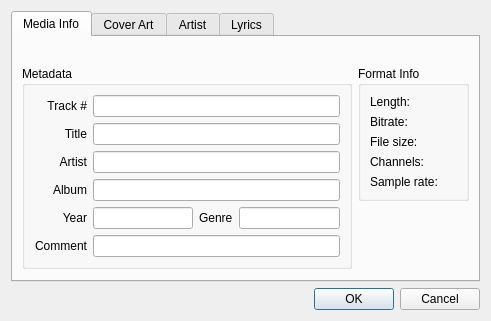
The window that libs/mediainfowindow/MediaInfoWindow.ui (tkrotoff/QuarkPlayer) describes before a commit, drawn with Qt 5.
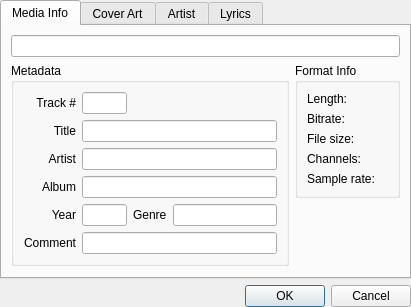
The same window after the commit.

```diff
--- a/libs/mediainfowindow/MediaInfoWindow.ui
+++ b/libs/mediainfowindow/MediaInfoWindow.ui
@@ -5,14 +5,17 @@
    <rect>
     <x>0</x>
     <y>0</y>
-    <width>491</width>
-    <height>315</height>
+    <width>411</width>
+    <height>301</height>
    </rect>
   </property>
   <property name="windowTitle" >
    <string>Media Info</string>
   </property>
   <layout class="QGridLayout" name="gridLayout_11" >
+   <property name="margin" >
+    <number>0</number>
+   </property>
    <item row="1" column="0" >
     <widget class="QTabWidget" name="tabWidget" >
      <property name="currentIndex" >
@@ -23,18 +26,18 @@
        <rect>
         <x>0</x>
         <y>0</y>
-        <width>469</width>
-        <height>241</height>
+        <width>407</width>
+        <height>245</height>
        </rect>
       </property>
       <attribute name="title" >
        <string>Media Info</string>
       </attribute>
-      <layout class="QGridLayout" name="gridLayout_5" >
+      <layout class="QGridLayout" name="gridLayout_4" >
        <item row="0" column="0" colspan="2" >
-        <widget class="QLabel" name="filenameLabel" >
-         <property name="textInteractionFlags" >
-          <set>Qt::LinksAccessibleByMouse|Qt::TextSelectableByKeyboard|Qt::TextSelectableByMouse</set>
+        <widget class="QLineEdit" name="filenameLineEdit" >
+         <property name="readOnly" >
+          <bool>true</bool>
          </property>
         </widget>
        </item>
@@ -43,9 +46,7 @@
          <property name="title" >
           <string>Metadata</string>
          </property>
-         <layout class="QGridLayout" name="gridLayout" >
-          <item row="0" column="0" >
-           <layout class="QGridLayout" name="gridLayout_4" >
+         <layout class="QGridLayout" name="gridLayout_3" >
             <item row="0" column="0" >
              <layout class="QGridLayout" name="gridLayout_2" >
               <item row="0" column="0" >
@@ -111,9 +112,16 @@
              </layout>
             </item>
             <item row="0" column="1" >
-             <layout class="QGridLayout" name="gridLayout_3" >
-              <item row="0" column="0" colspan="3" >
-               <widget class="QLineEdit" name="trackLineEdit" />
+           <layout class="QGridLayout" name="gridLayout" >
+            <item row="0" column="0" >
+             <widget class="QLineEdit" name="trackLineEdit" >
+              <property name="maximumSize" >
+               <size>
+                <width>50</width>
+                <height>16777215</height>
+               </size>
+              </property>
+             </widget>
               </item>
               <item row="1" column="0" colspan="3" >
                <widget class="QLineEdit" name="titleLineEdit" />
@@ -125,7 +133,14 @@
                <widget class="QLineEdit" name="albumLineEdit" />
               </item>
               <item row="4" column="0" >
-               <widget class="QLineEdit" name="yearLineEdit" />
+             <widget class="QLineEdit" name="yearLineEdit" >
+              <property name="maximumSize" >
+               <size>
+                <width>50</width>
+                <height>16777215</height>
+               </size>
+              </property>
+             </widget>
               </item>
               <item row="4" column="1" >
                <widget class="QLabel" name="genreLabel" >
@@ -143,8 +158,6 @@
              </layout>
             </item>
            </layout>
-          </item>
-         </layout>
         </widget>
        </item>
        <item row="1" column="1" >
@@ -152,76 +165,96 @@
          <property name="title" >
           <string>Format Info</string>
          </property>
-         <layout class="QGridLayout" name="gridLayout_6" >
+         <layout class="QGridLayout" name="gridLayout_5" >
           <item row="0" column="0" >
-           <widget class="QLabel" name="lengthLabel" >
+           <layout class="QHBoxLayout" name="horizontalLayout_3" >
+            <item>
+             <widget class="QLabel" name="lengthLabel2" >
             <property name="text" >
              <string>Length:</string>
             </property>
            </widget>
           </item>
-          <item row="0" column="1" colspan="2" >
-           <widget class="QLabel" name="lengthLabel_2" >
+            <item>
+             <widget class="QLabel" name="lengthLabel" >
             <property name="text" >
              <string/>
             </property>
            </widget>
           </item>
+           </layout>
+          </item>
           <item row="1" column="0" >
-           <widget class="QLabel" name="bitrateLabel" >
+           <layout class="QHBoxLayout" name="horizontalLayout_2" >
+            <item>
+             <widget class="QLabel" name="bitrateLabel2" >
             <property name="text" >
              <string>Bitrate:</string>
             </property>
            </widget>
           </item>
-          <item row="1" column="1" colspan="2" >
-           <widget class="QLabel" name="bitrateLabel_2" >
+            <item>
+             <widget class="QLabel" name="bitrateLabel" >
             <property name="text" >
              <string/>
             </property>
            </widget>
           </item>
+           </layout>
+          </item>
           <item row="2" column="0" >
-           <widget class="QLabel" name="fileSizeLabel" >
+           <layout class="QHBoxLayout" name="horizontalLayout" >
+            <item>
+             <widget class="QLabel" name="fileSizeLabel2" >
             <property name="text" >
              <string>File size:</string>
             </property>
            </widget>
           </item>
-          <item row="2" column="2" >
-           <widget class="QLabel" name="fileSizeLabel_2" >
+            <item>
+             <widget class="QLabel" name="fileSizeLabel" >
             <property name="text" >
              <string/>
             </property>
            </widget>
           </item>
+           </layout>
+          </item>
           <item row="3" column="0" >
-           <widget class="QLabel" name="channelsLabel" >
+           <layout class="QHBoxLayout" name="horizontalLayout_4" >
+            <item>
+             <widget class="QLabel" name="channelsLabel2" >
             <property name="text" >
              <string>Channels:</string>
             </property>
            </widget>
           </item>
-          <item row="3" column="2" >
-           <widget class="QLabel" name="channelsLabel_2" >
+            <item>
+             <widget class="QLabel" name="channelsLabel" >
             <property name="text" >
              <string/>
             </property>
            </widget>
           </item>
+           </layout>
+          </item>
           <item row="4" column="0" >
-           <widget class="QLabel" name="sampleRateLabel" >
+           <layout class="QHBoxLayout" name="horizontalLayout_5" >
+            <item>
+             <widget class="QLabel" name="sampleRateLabel2" >
             <property name="text" >
              <string>Sample rate:</string>
             </property>
            </widget>
           </item>
-          <item row="4" column="2" >
-           <widget class="QLabel" name="sampleRateLabel_2" >
+            <item>
+             <widget class="QLabel" name="sampleRateLabel" >
             <property name="text" >
              <string/>
             </property>
            </widget>
+            </item>
+           </layout>
           </item>
          </layout>
         </widget>
```
Left out of the diff: 16 changed lines with no effect on the pictures. Lines whose indentation alone changed are shown as unchanged.
